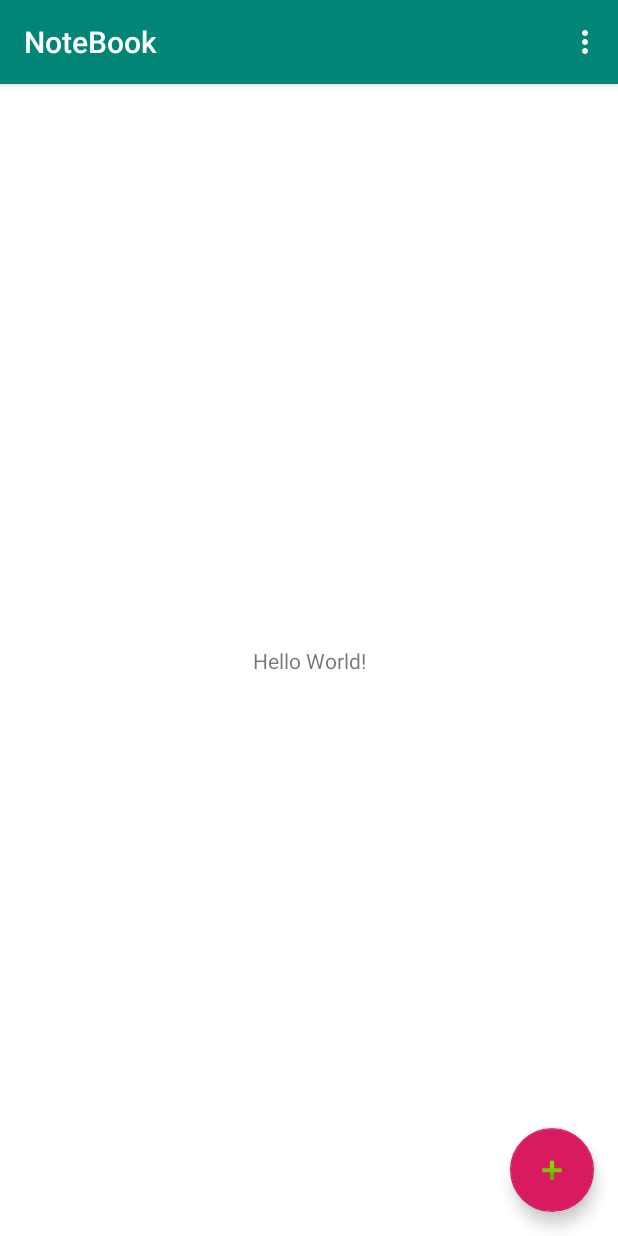
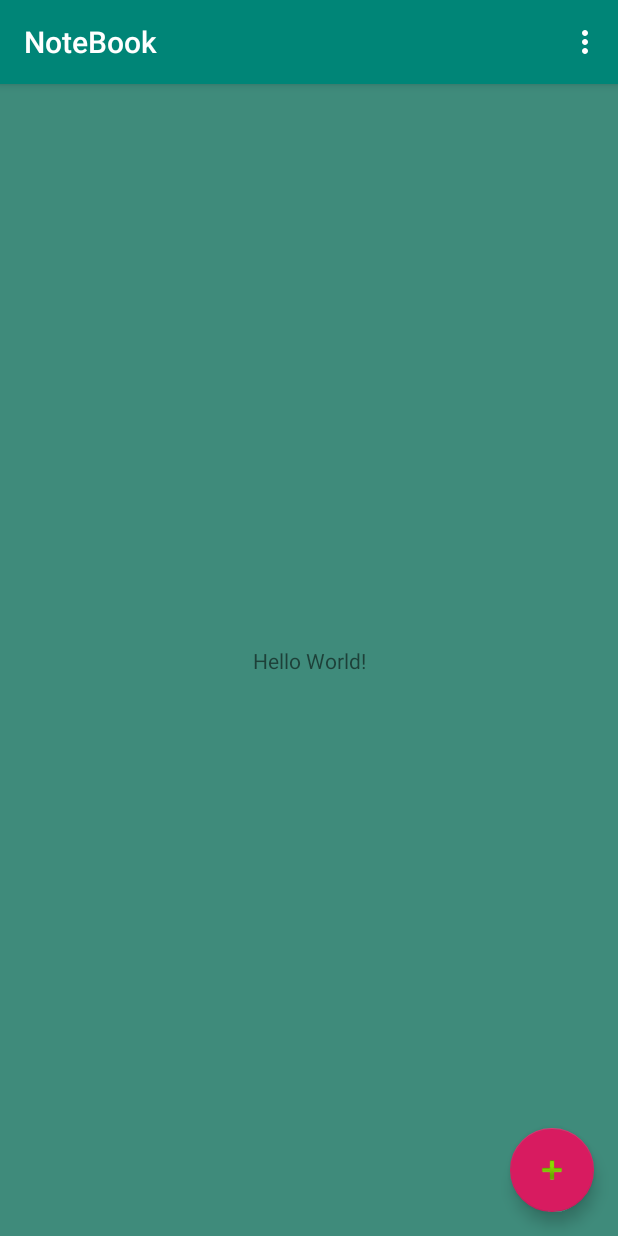
Before and after one commit to samchan86/notebook, an Android app: the screen it shows after launch (MainActivity), on a phone screen of 412 x 824 dp. Run offline under Robolectric (Android 15) with nearby library versions, the phone set to English and light mode, and no system bars.

```diff
--- a/NoteBook/app/src/main/res/values/colors.xml
+++ b/NoteBook/app/src/main/res/values/colors.xml
@@ -3,5 +3,5 @@
     <color name="colorPrimary">#008577</color>
     <color name="colorPrimaryDark">#00574B</color>
     <color name="colorAccent">#D81B60</color>
-    <color name="colorDefaultBg">#FFFFFF</color>
+    <color name="colorDefaultBg">#3F8B7B</color>
 </resources>
```
Also changed, not shown: 2 other files.
